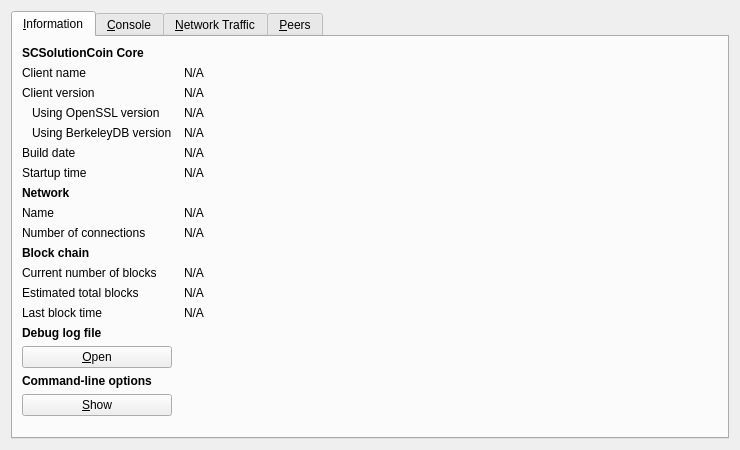
This is src/qt/forms/rpcconsole.ui in node1coza/scsolutioncoin as Qt 5 draws it before an edit. The edited form follows.
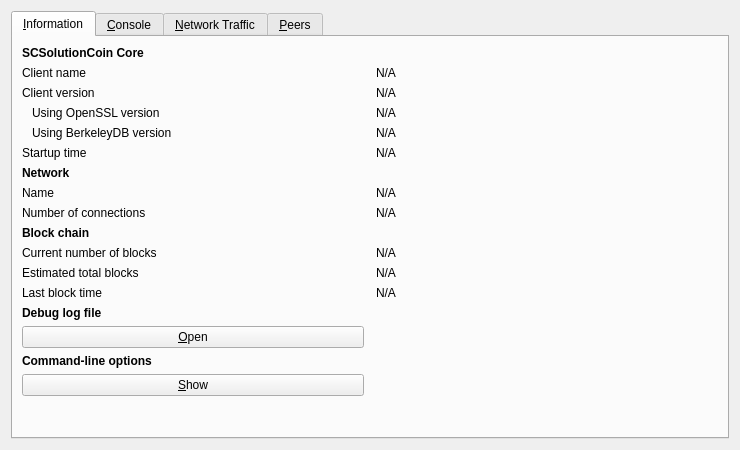
This is the edited form. The open tabs and pages were chosen to show the change. Icons and pictures are not drawn. Custom widgets are drawn as their Qt base class.

```diff
--- a/src/qt/forms/rpcconsole.ui
+++ b/src/qt/forms/rpcconsole.ui
@@ -23,20 +23,23 @@
       <attribute name="title">
        <string>&amp;Information</string>
       </attribute>
-      <layout class="QGridLayout" name="gridLayout" columnstretch="0,1">
+      <layout class="QGridLayout" name="gridLayout" columnstretch="0,0">
        <property name="horizontalSpacing">
         <number>12</number>
        </property>
-       <item row="0" column="0">
-        <widget class="QLabel" name="label_9">
-         <property name="font">
-          <font>
-           <weight>75</weight>
-           <bold>true</bold>
-          </font>
+       <item row="1" column="1">
+        <widget class="QLabel" name="clientName">
+         <property name="cursor">
+          <cursorShape>IBeamCursor</cursorShape>
          </property>
          <property name="text">
-          <string>SCSolutionCoin Core</string>
+          <string>N/A</string>
+         </property>
+         <property name="textFormat">
+          <enum>Qt::PlainText</enum>
+         </property>
+         <property name="textInteractionFlags">
+          <set>Qt::LinksAccessibleByMouse|Qt::TextSelectableByKeyboard|Qt::TextSelectableByMouse</set>
          </property>
         </widget>
        </item>
@@ -47,22 +50,6 @@
          </property>
         </widget>
        </item>
-       <item row="1" column="1">
-        <widget class="QLabel" name="clientName">
-         <property name="cursor">
-          <cursorShape>IBeamCursor</cursorShape>
-         </property>
-         <property name="text">
-          <string>N/A</string>
-         </property>
-         <property name="textFormat">
-          <enum>Qt::PlainText</enum>
-         </property>
-         <property name="textInteractionFlags">
-          <set>Qt::LinksAccessibleByMouse|Qt::TextSelectableByKeyboard|Qt::TextSelectableByMouse</set>
-         </property>
-        </widget>
-       </item>
        <item row="2" column="0">
         <widget class="QLabel" name="label_6">
          <property name="text">
@@ -70,19 +57,16 @@
          </property>
         </widget>
        </item>
-       <item row="2" column="1">
-        <widget class="QLabel" name="clientVersion">
-         <property name="cursor">
-          <cursorShape>IBeamCursor</cursorShape>
+       <item row="0" column="0">
+        <widget class="QLabel" name="label_9">
+         <property name="font">
+          <font>
+           <weight>75</weight>
+           <bold>true</bold>
+          </font>
          </property>
          <property name="text">
-          <string>N/A</string>
-         </property>
-         <property name="textFormat">
-          <enum>Qt::PlainText</enum>
-         </property>
-         <property name="textInteractionFlags">
-          <set>Qt::LinksAccessibleByMouse|Qt::TextSelectableByKeyboard|Qt::TextSelectableByMouse</set>
+          <string>SCSolutionCoin Core</string>
          </property>
         </widget>
        </item>
@@ -112,6 +96,22 @@
          </property>
         </widget>
        </item>
+       <item row="2" column="1">
+        <widget class="QLabel" name="clientVersion">
+         <property name="cursor">
+          <cursorShape>IBeamCursor</cursorShape>
+         </property>
+         <property name="text">
+          <string>N/A</string>
+         </property>
+         <property name="textFormat">
+          <enum>Qt::PlainText</enum>
+         </property>
+         <property name="textInteractionFlags">
+          <set>Qt::LinksAccessibleByMouse|Qt::TextSelectableByKeyboard|Qt::TextSelectableByMouse</set>
+         </property>
+        </widget>
+       </item>
        <item row="4" column="0">
         <widget class="QLabel" name="label_berkeleyDBVersion">
          <property name="text">
@@ -139,36 +139,36 @@
         </widget>
        </item>
        <item row="5" column="0">
-        <widget class="QLabel" name="label_12">
-         <property name="text">
-          <string>Build date</string>
-         </property>
-        </widget>
-       </item>
-       <item row="5" column="1">
-        <widget class="QLabel" name="buildDate">
-         <property name="cursor">
-          <cursorShape>IBeamCursor</cursorShape>
-         </property>
-         <property name="text">
-          <string>N/A</string>
-         </property>
-         <property name="textFormat">
-          <enum>Qt::PlainText</enum>
-         </property>
-         <property name="textInteractionFlags">
-          <set>Qt::LinksAccessibleByMouse|Qt::TextSelectableByKeyboard|Qt::TextSelectableByMouse</set>
-         </property>
-        </widget>
-       </item>
-       <item row="6" column="0">
         <widget class="QLabel" name="label_13">
          <property name="text">
           <string>Startup time</string>
          </property>
         </widget>
        </item>
-       <item row="6" column="1">
+       <item row="8" column="0">
+        <widget class="QLabel" name="label_7">
+         <property name="text">
+          <string>Number of connections</string>
+         </property>
+        </widget>
+       </item>
+       <item row="7" column="1">
+        <widget class="QLabel" name="networkName">
+         <property name="cursor">
+          <cursorShape>IBeamCursor</cursorShape>
+         </property>
+         <property name="text">
+          <string>N/A</string>
+         </property>
+         <property name="textFormat">
+          <enum>Qt::PlainText</enum>
+         </property>
+         <property name="textInteractionFlags">
+          <set>Qt::LinksAccessibleByMouse|Qt::TextSelectableByKeyboard|Qt::TextSelectableByMouse</set>
+         </property>
+        </widget>
+       </item>
+       <item row="5" column="1">
         <widget class="QLabel" name="startupTime">
          <property name="cursor">
           <cursorShape>IBeamCursor</cursorShape>
@@ -184,7 +184,7 @@
          </property>
         </widget>
        </item>
-       <item row="7" column="0">
+       <item row="6" column="0">
         <widget class="QLabel" name="label_11">
          <property name="font">
           <font>
@@ -197,53 +197,14 @@
          </property>
         </widget>
        </item>
-       <item row="8" column="0">
+       <item row="7" column="0">
         <widget class="QLabel" name="label_8">
          <property name="text">
           <string>Name</string>
          </property>
         </widget>
        </item>
-       <item row="8" column="1">
-        <widget class="QLabel" name="networkName">
-         <property name="cursor">
-          <cursorShape>IBeamCursor</cursorShape>
-         </property>
-         <property name="text">
-          <string>N/A</string>
-         </property>
-         <property name="textFormat">
-          <enum>Qt::PlainText</enum>
-         </property>
-         <property name="textInteractionFlags">
-          <set>Qt::LinksAccessibleByMouse|Qt::TextSelectableByKeyboard|Qt::TextSelectableByMouse</set>
-         </property>
-        </widget>
-       </item>
        <item row="9" column="0">
-        <widget class="QLabel" name="label_7">
-         <property name="text">
-          <string>Number of connections</string>
-         </property>
-        </widget>
-       </item>
-       <item row="9" column="1">
-        <widget class="QLabel" name="numberOfConnections">
-         <property name="cursor">
-          <cursorShape>IBeamCursor</cursorShape>
-         </property>
-         <property name="text">
-          <string>N/A</string>
-         </property>
-         <property name="textFormat">
-          <enum>Qt::PlainText</enum>
-         </property>
-         <property name="textInteractionFlags">
-          <set>Qt::LinksAccessibleByMouse|Qt::TextSelectableByKeyboard|Qt::TextSelectableByMouse</set>
-         </property>
-        </widget>
-       </item>
-       <item row="10" column="0">
         <widget class="QLabel" name="label_10">
          <property name="font">
           <font>
@@ -256,60 +217,53 @@
          </property>
         </widget>
        </item>
-       <item row="11" column="0">
+       <item row="8" column="1">
+        <widget class="QLabel" name="numberOfConnections">
+         <property name="cursor">
+          <cursorShape>IBeamCursor</cursorShape>
+         </property>
+         <property name="text">
+          <string>N/A</string>
+         </property>
+         <property name="textFormat">
+          <enum>Qt::PlainText</enum>
+         </property>
+         <property name="textInteractionFlags">
+          <set>Qt::LinksAccessibleByMouse|Qt::TextSelectableByKeyboard|Qt::TextSelectableByMouse</set>
+         </property>
+        </widget>
+       </item>
+       <item row="10" column="1">
+        <widget class="QLabel" name="numberOfBlocks">
+         <property name="cursor">
+          <cursorShape>IBeamCursor</cursorShape>
+         </property>
+         <property name="text">
+          <string>N/A</string>
+         </property>
+         <property name="textFormat">
+          <enum>Qt::PlainText</enum>
+         </property>
+         <property name="textInteractionFlags">
+          <set>Qt::LinksAccessibleByMouse|Qt::TextSelectableByKeyboard|Qt::TextSelectableByMouse</set>
+         </property>
+        </widget>
+       </item>
+       <item row="10" column="0">
         <widget class="QLabel" name="label_3">
          <property name="text">
           <string>Current number of blocks</string>
          </property>
         </widget>
        </item>
-       <item row="11" column="1">
-        <widget class="QLabel" name="numberOfBlocks">
-         <property name="cursor">
-          <cursorShape>IBeamCursor</cursorShape>
-         </property>
-         <property name="text">
-          <string>N/A</string>
-         </property>
-         <property name="textFormat">
-          <enum>Qt::PlainText</enum>
-         </property>
-         <property name="textInteractionFlags">
-          <set>Qt::LinksAccessibleByMouse|Qt::TextSelectableByKeyboard|Qt::TextSelectableByMouse</set>
-         </property>
-        </widget>
-       </item>
        <item row="12" column="0">
-        <widget class="QLabel" name="label_4">
-         <property name="text">
-          <string>Estimated total blocks</string>
-         </property>
-        </widget>
-       </item>
-       <item row="12" column="1">
-        <widget class="QLabel" name="totalBlocks">
-         <property name="cursor">
-          <cursorShape>IBeamCursor</cursorShape>
-         </property>
-         <property name="text">
-          <string>N/A</string>
-         </property>
-         <property name="textFormat">
-          <enum>Qt::PlainText</enum>
-         </property>
-         <property name="textInteractionFlags">
-          <set>Qt::LinksAccessibleByMouse|Qt::TextSelectableByKeyboard|Qt::TextSelectableByMouse</set>
-         </property>
-        </widget>
-       </item>
-       <item row="13" column="0">
         <widget class="QLabel" name="label_2">
          <property name="text">
           <string>Last block time</string>
          </property>
         </widget>
        </item>
-       <item row="13" column="1">
+       <item row="12" column="1">
         <widget class="QLabel" name="lastBlockTime">
          <property name="cursor">
           <cursorShape>IBeamCursor</cursorShape>
@@ -325,59 +279,30 @@
          </property>
         </widget>
        </item>
-       <item row="13" column="0">
-        <spacer name="verticalSpacer_2">
-         <property name="orientation">
-          <enum>Qt::Vertical</enum>
-         </property>
-         <property name="sizeHint" stdset="0">
-          <size>
-           <width>20</width>
-           <height>20</height>
-          </size>
-         </property>
-        </spacer>
-       </item>
-       <item row="14" column="0">
-        <widget class="QLabel" name="labelDebugLogfile">
-         <property name="font">
-          <font>
-           <weight>75</weight>
-           <bold>true</bold>
-          </font>
+       <item row="11" column="1">
+        <widget class="QLabel" name="totalBlocks">
+         <property name="cursor">
+          <cursorShape>IBeamCursor</cursorShape>
          </property>
          <property name="text">
-          <string>Debug log file</string>
+          <string>N/A</string>
+         </property>
+         <property name="textFormat">
+          <enum>Qt::PlainText</enum>
+         </property>
+         <property name="textInteractionFlags">
+          <set>Qt::LinksAccessibleByMouse|Qt::TextSelectableByKeyboard|Qt::TextSelectableByMouse</set>
          </property>
         </widget>
        </item>
-       <item row="15" column="0">
-        <widget class="QPushButton" name="openDebugLogfileButton">
-         <property name="toolTip">
-          <string>Open the SCSolutionCoin debug log file from the current data directory. This can take a few seconds for large log files.</string>
-         </property>
+       <item row="11" column="0">
+        <widget class="QLabel" name="label_4">
          <property name="text">
-          <string>&amp;Open</string>
-         </property>
-         <property name="autoDefault">
-          <bool>false</bool>
+          <string>Estimated total blocks</string>
          </property>
         </widget>
        </item>
        <item row="16" column="0">
-        <widget class="QLabel" name="labelCLOptions">
-         <property name="font">
-          <font>
-           <weight>75</weight>
-           <bold>true</bold>
-          </font>
-         </property>
-         <property name="text">
-          <string>Command-line options</string>
-         </property>
-        </widget>
-       </item>
-       <item row="17" column="0">
         <widget class="QPushButton" name="showCLOptionsButton">
          <property name="toolTip">
           <string>Show the SCSolutionCoin help message to get a list with possible SCSolutionCoin command-line options.</string>
@@ -390,7 +315,20 @@
          </property>
         </widget>
        </item>
-       <item row="18" column="0">
+       <item row="15" column="0">
+        <widget class="QLabel" name="labelCLOptions">
+         <property name="font">
+          <font>
+           <weight>75</weight>
+           <bold>true</bold>
+          </font>
+         </property>
+         <property name="text">
+          <string>Command-line options</string>
+         </property>
+        </widget>
+       </item>
+       <item row="17" column="0">
         <spacer name="verticalSpacer">
          <property name="orientation">
           <enum>Qt::Vertical</enum>
@@ -403,6 +341,45 @@
          </property>
         </spacer>
        </item>
+       <item row="14" column="0">
+        <widget class="QPushButton" name="openDebugLogfileButton">
+         <property name="toolTip">
+          <string>Open the SCSolutionCoin debug log file from the current data directory. This can take a few seconds for large log files.</string>
+         </property>
+         <property name="text">
+          <string>&amp;Open</string>
+         </property>
+         <property name="autoDefault">
+          <bool>false</bool>
+         </property>
+        </widget>
+       </item>
+       <item row="13" column="0">
+        <widget class="QLabel" name="labelDebugLogfile">
+         <property name="font">
+          <font>
+           <weight>75</weight>
+           <bold>true</bold>
+          </font>
+         </property>
+         <property name="text">
+          <string>Debug log file</string>
+         </property>
+        </widget>
+       </item>
+       <item row="12" column="0">
+        <spacer name="verticalSpacer_2">
+         <property name="orientation">
+          <enum>Qt::Vertical</enum>
+         </property>
+         <property name="sizeHint" stdset="0">
+          <size>
+           <width>20</width>
+           <height>20</height>
+          </size>
+         </property>
+        </spacer>
+       </item>
       </layout>
      </widget>
      <widget class="QWidget" name="tab_console">
```
Left out of the diff: 2 changed lines with no effect on the pictures.
